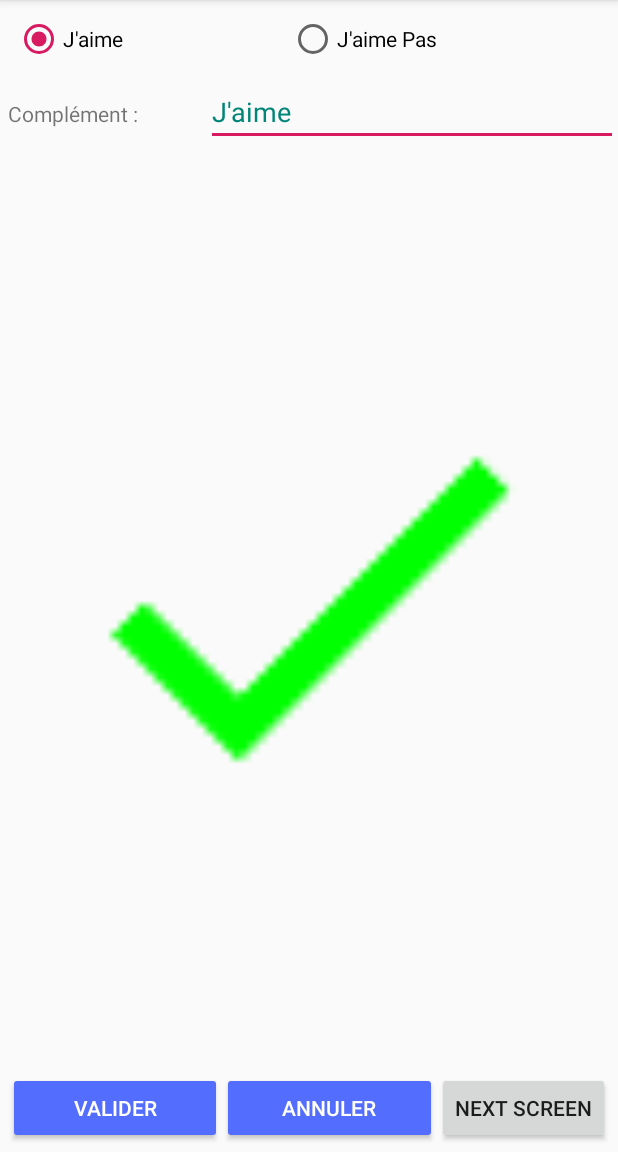
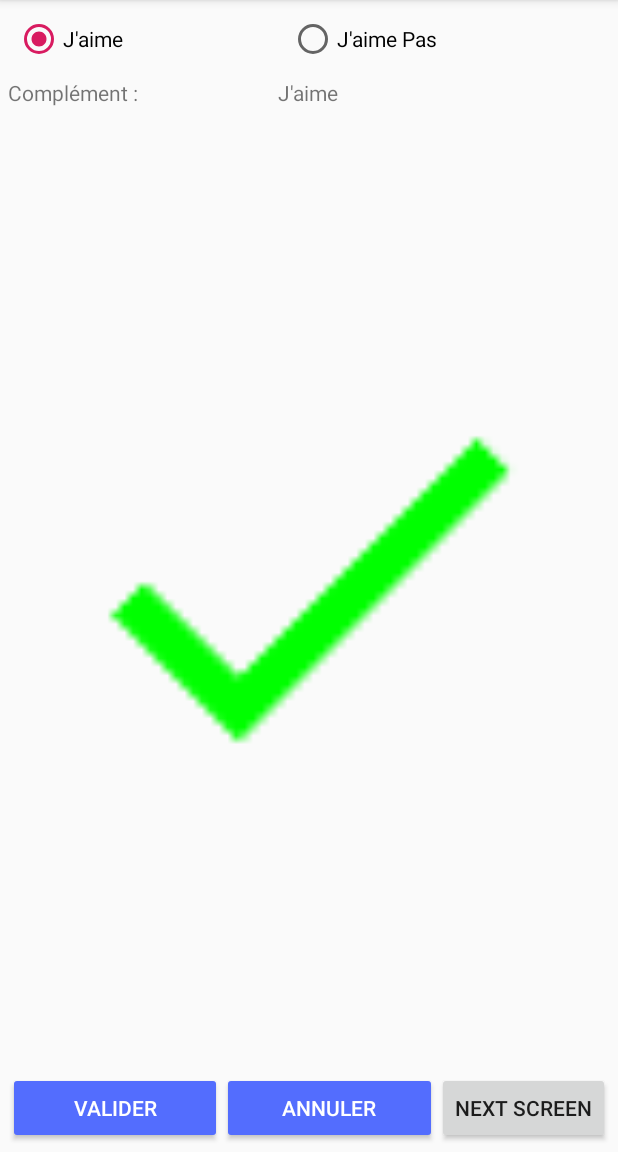
Before and after one commit to alphadream1/premierProjetAndroidEnCour, an Android app: the screen it shows after launch (MainActivity), after a tap on "VALIDER", on a phone screen of 412 x 824 dp, the part 84-1236 px from its top. Run offline under Robolectric (Android 15) with nearby library versions, the phone set to English and light mode, and no system bars.

Commit message:
Correction et reorganisation du code

```diff
--- a/app/src/main/java/com/example/premierprojetcourandroid/MainActivity.java
+++ b/app/src/main/java/com/example/premierprojetcourandroid/MainActivity.java
@@ -17,10 +17,10 @@ import android.view.MenuItem;
 import android.view.View;
 import android.widget.Button;
 import android.widget.DatePicker;
-import android.widget.EditText;
 import android.widget.ImageView;
 import android.widget.RadioButton;
 import android.widget.RadioGroup;
+import android.widget.TextView;
 import android.widget.TimePicker;
 import android.widget.Toast;
 
@@ -41,7 +41,7 @@ public class MainActivity extends AppCompatActivity implements View.OnClickListe
     private Button btValider, btAnnuler;
     private RadioGroup monRadioGroup;
     private RadioButton rbJaime, rbJaimePas;
-    private EditText etSaisirVotreNom;
+    private TextView textView;
     private ImageView iv_android;
     private Button btNextScreen;
 
@@ -59,7 +59,7 @@ public class MainActivity extends AppCompatActivity implements View.OnClickListe
         btValider = findViewById(R.id.btValider);
         btAnnuler = findViewById(R.id.btAnnuler);
         monRadioGroup = findViewById(R.id.monRadioGroup);
-        etSaisirVotreNom = findViewById(R.id.etSaisirVotreNom);
+        textView = findViewById(R.id.tv);
         iv_android = findViewById(R.id.iv_android);
         rbJaime = findViewById(R.id.rbJaime);
         rbJaimePas = findViewById(R.id.rbJaimePas);
@@ -83,21 +83,21 @@ public class MainActivity extends AppCompatActivity implements View.OnClickListe
             iv_android.setImageResource(R.mipmap.ic_valider);
             btNextScreen.setVisibility(View.VISIBLE);
             if (rbJaime.isChecked()) {
-                etSaisirVotreNom.setText(rbJaime.getText());
+                textView.setText(rbJaime.getText());
                 iv_android.setColorFilter(Color.GREEN);
             } else if (rbJaimePas.isChecked()) {
-                etSaisirVotreNom.setText(rbJaimePas.getText());
+                textView.setText(rbJaimePas.getText());
                 iv_android.setColorFilter(Color.RED);
             }
         } else if (v == btAnnuler) {
             iv_android.setImageResource(R.mipmap.ic_annuler);
             iv_android.setColorFilter(getResources().getColor(R.color.marron, getTheme()));
-            etSaisirVotreNom.setText("");
+            textView.setText("");
             monRadioGroup.clearCheck();
             btNextScreen.setVisibility(View.INVISIBLE);
         } else if (v == btNextScreen) {
             Intent intent = new Intent(this, SecondActivity.class);
-            intent.putExtra("maCle", etSaisirVotreNom.getText().toString());
+            intent.putExtra("maCle", textView.getText().toString());
             startActivity(intent);
         }
     }
@@ -158,7 +158,7 @@ public class MainActivity extends AppCompatActivity implements View.OnClickListe
             if (ContextCompat.checkSelfPermission(this, Manifest.permission.ACCESS_FINE_LOCATION)
                     == PackageManager.PERMISSION_GRANTED) {
                 //On a la permission
-                startActivity(new Intent(this, ServiceExACtivity.class));
+                startActivity(new Intent(this, ServiceActivity.class));
             } else {
                 //Etape 2 : On affiche la fenêtre de demande de permission
                 ActivityCompat.requestPermissions(this,
@@ -179,7 +179,7 @@ public class MainActivity extends AppCompatActivity implements View.OnClickListe
         if (ContextCompat.checkSelfPermission(this, Manifest.permission.ACCESS_FINE_LOCATION)
                 == PackageManager.PERMISSION_GRANTED) {
             //ON a la permission
-            startActivity(new Intent(this, ServiceExACtivity.class));
+            startActivity(new Intent(this, ServiceActivity.class));
         } else {
             //On n'a pas la permission
             Toast.makeText(this, "il faut la permission pour aller sur l'écran", Toast.LENGTH_SHORT).show();
--- a/app/src/main/res/layout/activity_main.xml
+++ b/app/src/main/res/layout/activity_main.xml
@@ -49,19 +49,13 @@
             android:paddingRight="5dp"
             android:text="@string/compl_ment" />
 
-        <EditText
-            android:id="@+id/etSaisirVotreNom"
-            android:layout_width="0dp"
+        <TextView
+            android:id="@+id/tv"
+            android:layout_width="wrap_content"
             android:layout_height="wrap_content"
-            android:layout_weight="2"
-            android:autofillHints=""
-            android:ems="10"
-            android:inputType="textPersonName"
-            android:labelFor="@+id/tvComplement"
-            android:text="@string/saisir_votre_nom_ici"
-            android:textColor="@color/colorPrimary"
-            android:textColorLink="@color/cardview_dark_background"
-            tools:targetApi="o" />
+            android:layout_weight="1"
+            android:text="@string/textview" />
+
     </LinearLayout>
 
     <ImageView
--- a/app/src/main/res/values/strings.xml
+++ b/app/src/main/res/values/strings.xml
@@ -16,4 +16,5 @@
     <string name="start">Start</string>
     <string name="textview">TextView</string>
     <string name="stop">Stop</string>
+    <string name="textview">TextView</string>
 </resources>
```
Also changed, not shown: app/src/main/AndroidManifest.xml (+2 -6 lines), app/src/main/java/com/example/premierprojetcourandroid/MyServiceLocation.java (deleted, +0 -34 lines), app/src/main/java/com/example/premierprojetcourandroid/MyServiceTimer.java (deleted, +0 -46 lines), app/src/main/java/com/example/premierprojetcourandroid/ServiceActivity.java (renamed from app/src/main/java/com/example/premierprojetcourandroid/ServiceExACtivity.java, +8 -18 lines), app/src/main/java/com/example/premierprojetcourandroid/service/MyLocationService.java (added, +88 -0 lines).
